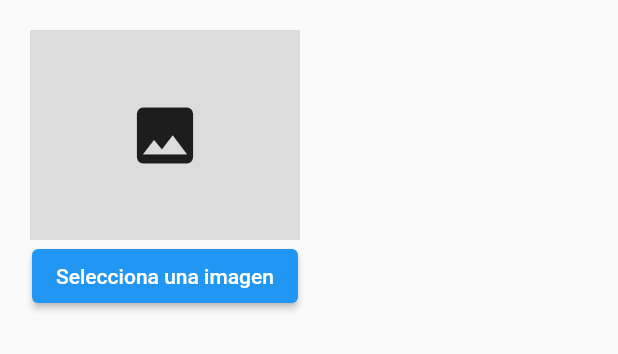
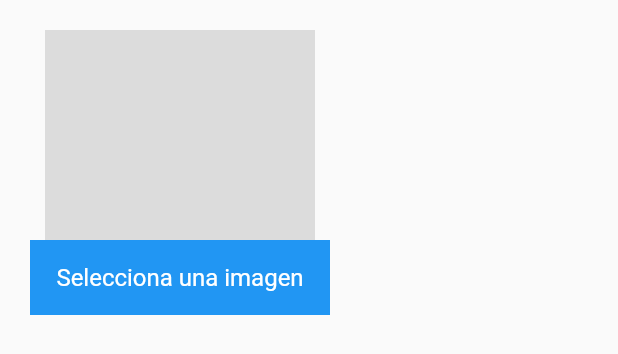
Before and after one commit to HuamanAngel/picktockapp, a Flutter app: the Imagen widget shown alone on an empty page, opened directly, on a phone screen of 412 x 824 dp. Shown: the top 354 px of the screen. Run offline on Flutter 3.47's test engine with Material 2 defaults, Android fonts, the phone set to English and light mode, and no system bars; our stand-ins replace flutter_rating_bar, flutter_secure_storage, flutter_svg, flutter_tts, font_awesome_flutter, image_picker and 1 more; missing offline and left inert: image_picker_web; accounts and stored records are empty; network calls fail.

Commit message:
Subir imagen

```diff
--- a/lib/ui/addpicto/subirImagen.dart
+++ b/lib/ui/addpicto/subirImagen.dart
@@ -1,9 +1,11 @@
 import 'dart:convert';
+import 'dart:typed_data';
 
 import 'package:flutter/material.dart';
 import 'package:flutter/services.dart';
 import 'package:provider/provider.dart';
 import 'package:image_picker/image_picker.dart';
+import 'package:image_picker_web/image_picker_web.dart';
 import 'dart:io';
 ImagePicker picker = ImagePicker();
 
@@ -14,8 +16,55 @@ class Imagen extends StatefulWidget {
 }
 
 class _ImagenState extends State<Imagen> {
+  bool imageAvailable = false;
+  late Uint8List imageFile;
 
+  @override
+  Widget build(BuildContext context) {
+    return Padding(
+      padding: EdgeInsets.all(20),
+      child: SingleChildScrollView(
+      child: Column(
+          crossAxisAlignment: CrossAxisAlignment.center,
+          mainAxisAlignment: MainAxisAlignment.center,
+          children: [
+            Container(
+              height: 140,
+              width: 180,
+              color: Colors.black12,
 
+              child: imageAvailable ? Image.memory(imageFile) : const SizedBox(),
+            ),
+            GestureDetector(
+              onTap: () async {
+                final image = await ImagePickerWeb.getImageAsBytes();
+
+                setState(() {
+                  imageFile = image!;
+                  imageAvailable = true;
+                });
+              },
+              child: Container(
+                height: 50,
+                width: 200,
+                color: Colors.blue,
+
+                child: Center(
+                  child: Text("Selecciona una imagen",
+                    style: TextStyle(
+                      fontSize:16,
+                      color:Colors.white,
+                    ),
+                    textAlign:TextAlign.center,),
+                ),
+              ),
+            )
+          ],
+        ),
+      ),
+    );
+  }
+/*
   File? file;
   dynamic _path;
   dynamic _imagen64;
@@ -149,5 +198,5 @@ class _ImagenState extends State<Imagen> {
 
 
   }
-
+*/
 }
--- a/pubspec.yaml
+++ b/pubspec.yaml
@@ -35,6 +35,7 @@ dependencies:
   flutter_tts: ^3.5.0
   provider: ^6.0.3
   cupertino_icons: ^1.0.2
+  image_picker_web: ^2.1.1
   font_awesome_flutter: ^10.1.0
   google_sign_in: ^5.3.3
   http: ^0.13.4
```
Also changed, not shown: pubspec.lock.
